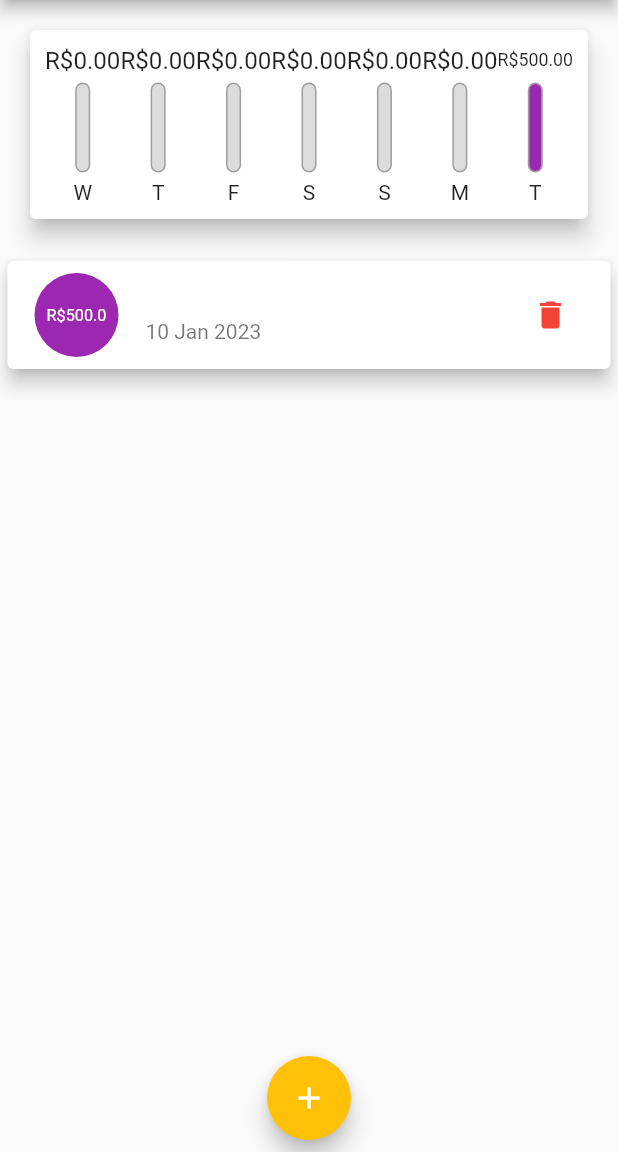
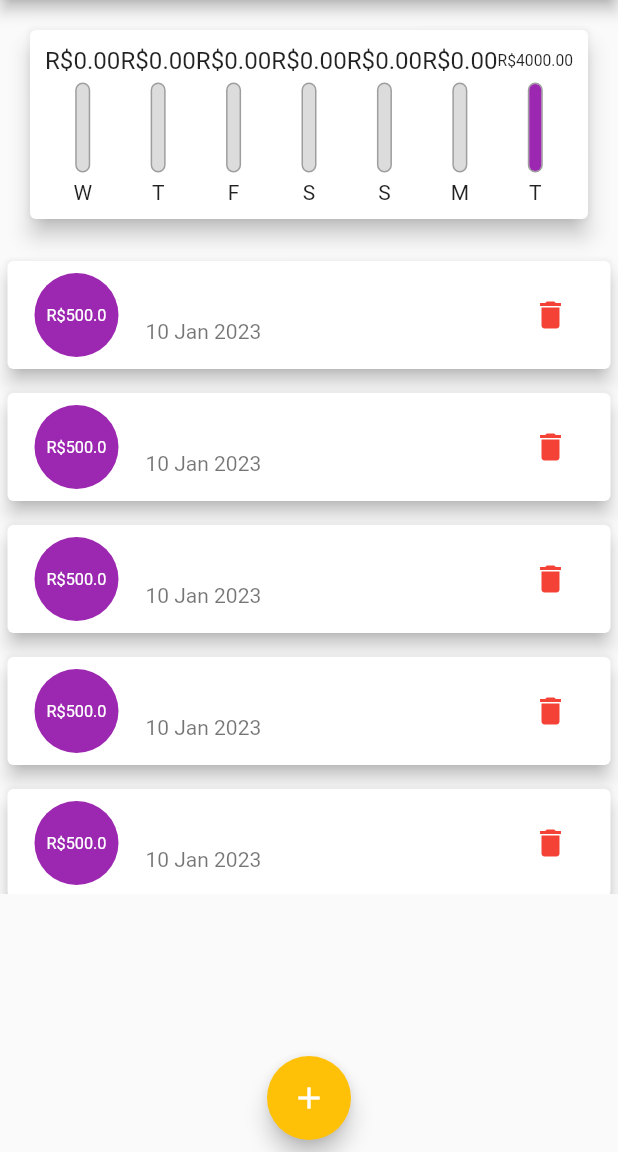
Before and after one commit to anderson-s/AppDespesasPessoais, a Flutter app: the screen it shows after launch, on a phone screen of 412 x 824 dp, the part 84-1236 px from its top. Run offline on Flutter 3.47's test engine with Material 2 defaults, Android fonts, the phone set to English and light mode, and no system bars.

Commit message:
ajustando tela

```diff
--- a/lib/view/components/lista_de_transacoes.dart
+++ b/lib/view/components/lista_de_transacoes.dart
@@ -5,12 +5,13 @@ import 'package:intl/intl.dart';
 class ListasTransacoes extends StatelessWidget {
   final List<Transacao> listaTransacoes;
   final Function(String) remover;
-  const ListasTransacoes({super.key, required this.listaTransacoes, required this.remover});
+  const ListasTransacoes(
+      {super.key, required this.listaTransacoes, required this.remover});
 
   @override
   Widget build(BuildContext context) {
     return SizedBox(
-      height: 300,
+      height: 430 ,
       child: listaTransacoes.isEmpty
           ? Column(
               children: [
--- a/lib/view/home.dart
+++ b/lib/view/home.dart
@@ -13,6 +13,13 @@ class Home extends StatefulWidget {
 
 class _HomeState extends State<Home> {
   List<Transacao> transacoes = [
+    Transacao(id: "id", titulo: "titulo", valor: 500.00, data: DateTime.now()),
+    Transacao(id: "id", titulo: "titulo", valor: 500.00, data: DateTime.now()),
+    Transacao(id: "id", titulo: "titulo", valor: 500.00, data: DateTime.now()),
+    Transacao(id: "id", titulo: "titulo", valor: 500.00, data: DateTime.now()),
+    Transacao(id: "id", titulo: "titulo", valor: 500.00, data: DateTime.now()),
+    Transacao(id: "id", titulo: "titulo", valor: 500.00, data: DateTime.now()),
+    Transacao(id: "id", titulo: "titulo", valor: 500.00, data: DateTime.now()),
     Transacao(id: "id", titulo: "titulo", valor: 500.00, data: DateTime.now())
   ];
 
```
